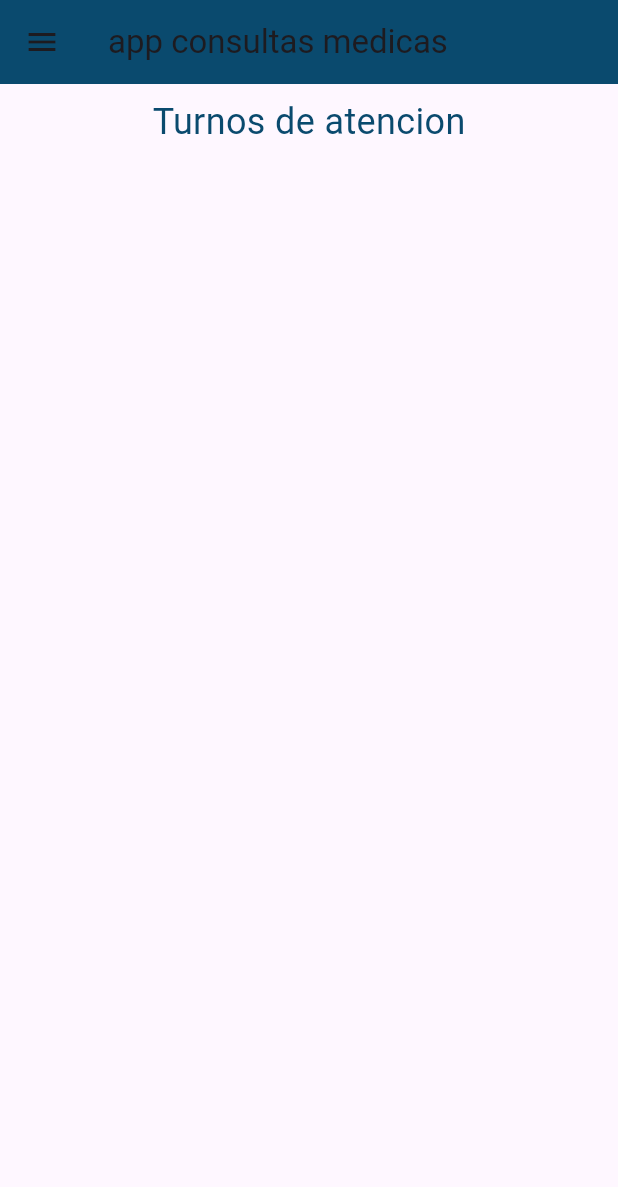
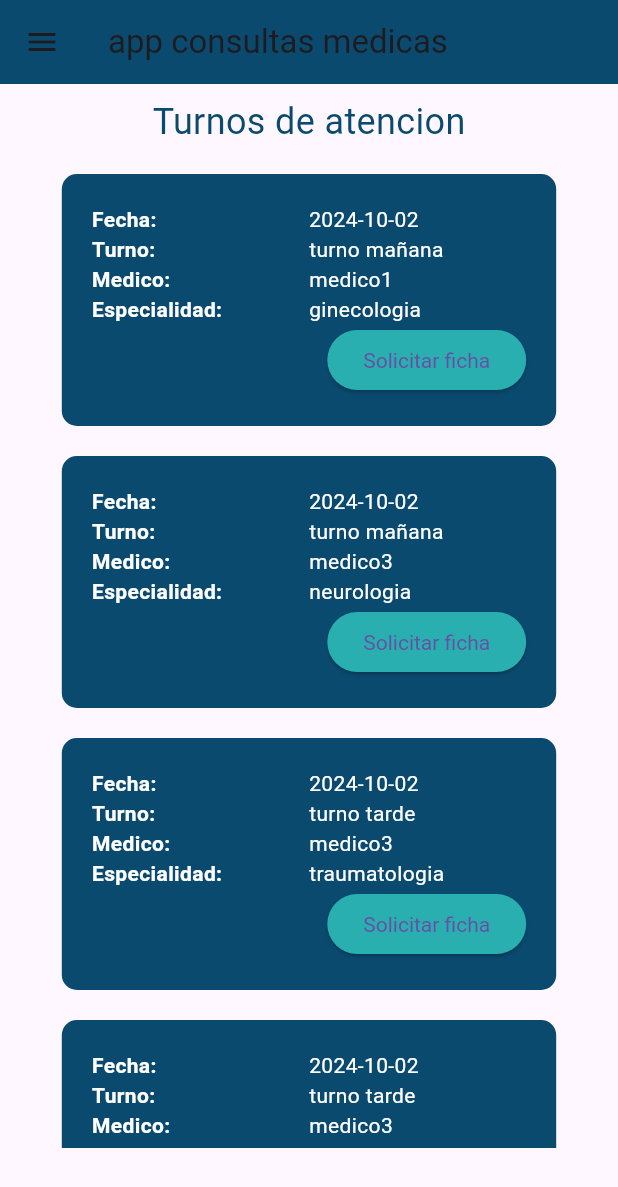
Before and after one commit to proyecto-grado-app-centro-salud/pgm-app-centro-salud-mobile, a Flutter app: the GestionFichasMedicas screen opened directly, after a tap on "Registrar ficha medica", on a phone screen of 412 x 824 dp. Shown: the top 1187 px of the screen. Run offline on Flutter 3.47's test engine with Material 3 defaults, Android fonts, the phone set to English and light mode, and no system bars; our stand-ins replace flutter_dotenv, flutter_localization, flutter_svg, shared_preferences; missing offline and left inert: art_sweetalert; accounts and stored records are empty; network calls fail.

Commit message:
[Add] agregando vista getion de historias clinicas

```diff
--- a/lib/pages/registrar_ficha_medica.dart
+++ b/lib/pages/registrar_ficha_medica.dart
@@ -21,32 +21,16 @@ class _RegistrarFichaMedicaState extends State<RegistrarFichaMedica> {
   void initState() {
     // TODO: implement initState
     super.initState();
-    obtenerTurnosAtencion();
-
+    //obtenerTurnosAtencion();
   }
 
-  /*List turnosAtencionMedica = [
-    [1, "A12", "turno mañana", "medico1", "ginecologia"],
-    [2, "A15", "turno mañana", "medico3", "neurologia"],
-    [3, "B12", "turno tarde", "medico3", "traumatologia"],
-    [3, "B12", "turno tarde", "medico3", "traumatologia"],
-    [3, "B12", "turno tarde", "medico3", "traumatologia"],
-    [3, "B12", "turno tarde", "medico3", "traumatologia"],
-    [3, "B12", "turno tarde", "medico3", "traumatologia"],
-    [3, "B12", "turno tarde", "medico3", "traumatologia"],
-    [3, "B12", "turno tarde", "medico3", "traumatologia"],
-    [3, "B12", "turno tarde", "medico3", "traumatologia"],
-    [3, "B12", "turno tarde", "medico3", "traumatologia"],
-    [3, "B12", "turno tarde", "medico3", "traumatologia"],
-    [3, "B12", "turno tarde", "medico3", "traumatologia"],
-    [3, "B12", "turno tarde", "medico3", "traumatologia"],
-    [3, "B12", "turno tarde", "medico3", "traumatologia"],
-    [3, "B12", "turno tarde", "medico3", "traumatologia"],
-    [3, "B12", "turno tarde", "medico3", "traumatologia"],
-    [3, "B12", "turno tarde", "medico3", "traumatologia"],
-    [3, "B12", "turno tarde", "medico3", "traumatologia"]
-  ];*/
-  List turnosAtencionMedica =[];
+  List turnosAtencionMedica = [
+    [1, "A12", "turno mañana", "medico1", "ginecologia", "2024-10-02"],
+    [2, "A15", "turno mañana", "medico3", "neurologia", "2024-10-02"],
+    [3, "B12", "turno tarde", "medico3", "traumatologia", "2024-10-02"],
+    [3, "B12", "turno tarde", "medico3", "traumatologia", "2024-10-02"],
+    [3, "B12", "turno tarde", "medico3", "traumatologia", "2024-10-02"],
+  ];
   @override
   Widget build(BuildContext context) {
     return Scaffold(
@@ -190,23 +174,22 @@ class _RegistrarFichaMedicaState extends State<RegistrarFichaMedica> {
         var turnosAtencionMedicaPeticion = (json.decode(response.body));
         turnosAtencionMedica = turnosAtencionMedicaPeticion;
       });
-
     });
   }
 
   void registrarFichaMedica(int idTurnoAtencion) {
     int idPaciente = 1;
-    String email="mariafernanda82917483@gmail.com";
-    http.post(
+    String email = "mariafernanda82917483@gmail.com";
+    http
+        .post(
             Uri.http(dotenv.env["API_URL"]!,
                 "/api/microservicio-fichas-medicas/fichas-medicas"),
             headers: <String, String>{
               'Content-Type': 'application/json; charset=UTF-8',
             },
-        body: jsonEncode({
-          "idTurnoAtencionMedica":idTurnoAtencion,
-          "email":email
-        })).then((response) async {
+            body: jsonEncode(
+                {"idTurnoAtencionMedica": idTurnoAtencion, "email": email}))
+        .then((response) async {
       if (response.statusCode == 200) {
         ArtSweetAlert.show(
             context: context,
--- a/lib/widgets/new-drawer.dart
+++ b/lib/widgets/new-drawer.dart
@@ -3,10 +3,13 @@ import 'package:flutter/material.dart';
 import 'package:proyecto_grado_flutter/pages/attention_schedules.dart';
 import 'package:proyecto_grado_flutter/pages/doctor_team.dart';
 import 'package:proyecto_grado_flutter/pages/gestion_fichas_medicas.dart';
+import 'package:proyecto_grado_flutter/pages/gestion_historias_clinicas.dart';
 import 'package:proyecto_grado_flutter/pages/home_page.dart';
 import 'package:proyecto_grado_flutter/pages/login.dart';
-import 'package:proyecto_grado_flutter/pages/medical_recort_managment.dart';
+import 'package:proyecto_grado_flutter/pages/menu.dart';
 import 'package:proyecto_grado_flutter/pages/my_profile.dart';
+import 'package:proyecto_grado_flutter/pages/recuperar_contrasenia.dart';
+import 'package:proyecto_grado_flutter/pages/registrar_ficha_medica.dart';
 import 'package:proyecto_grado_flutter/pages/specialities.dart';
 import 'package:proyecto_grado_flutter/util/colores.dart';
 import 'package:proyecto_grado_flutter/util/transiciones.dart';
@@ -119,6 +122,75 @@ class _NavDrawerState extends State<NavDrawer> {
                   context, FadeRoute(page: const AttentionSchedule()))
             },
           ),
+          ListTile(
+            leading: Icon(Icons.account_circle_outlined),
+            title: Text('Mi perfil'),
+            onTap: () => {
+              Navigator.pop(context),
+              Navigator.push(context, FadeRoute(page: const MyProfile()))
+            },
+          ),
+          ListTile(
+            leading: Icon(Icons.book),
+            title: Text('Gestion de fichas medicas'),
+            onTap: () => {
+              Navigator.pop(context),
+              Navigator.push(
+                  context, FadeRoute(page: const GestionFichasMedicas()))
+            },
+          ),
+          ListTile(
+            leading: Icon(Icons.login),
+            title: Text('Iniciar sesion'),
+            onTap: () => {
+              Navigator.pop(context),
+              Navigator.push(context, FadeRoute(page: const Login()))
+            },
+          ),
+          ListTile(
+            leading: Icon(Icons.login),
+            title: Text('Menu'),
+            onTap: () => {
+              Navigator.pop(context),
+              Navigator.push(context, FadeRoute(page: const Menu()))
+            },
+          ),
+          ListTile(
+            leading: Icon(Icons.login),
+            title: Text('Mi perfil'),
+            onTap: () => {
+              Navigator.pop(context),
+              Navigator.push(context, FadeRoute(page: const MyProfile()))
+            },
+          ),
+          ListTile(
+            leading: Icon(Icons.login),
+            title: Text('Recuperar contraseña'),
+            onTap: () => {
+              Navigator.pop(context),
+              Navigator.push(
+                  context, FadeRoute(page: const RecuperarContrasenia()))
+            },
+          ),
+          ListTile(
+            leading: Icon(Icons.login),
+            title: Text('Registrar ficha medica'),
+            onTap: () => {
+              Navigator.pop(context),
+              Navigator.push(
+                  context, FadeRoute(page: const RegistrarFichaMedica()))
+            },
+          ),
+          ListTile(
+            leading: Icon(Icons.login),
+            title: Text('Gestion de historias clinicas'),
+            onTap: () => {
+              Navigator.pop(context),
+              Navigator.push(context,
+                  FadeRoute(page: const GestionHistoriasClinicasView()))
+            },
+          ),
+
           /*ListTile(
             leading: Icon(Icons.book),
             title: Text('Gestion de fichas medicas'),
--- a/pubspec.yaml
+++ b/pubspec.yaml
@@ -63,6 +63,7 @@ dependencies:
   pusher_client_fixed: ^0.0.1
   permission_handler: ^11.0.1
   art_sweetalert: ^0.0.5
+  flutter_svg: ^2.0.10+1
 
 dev_dependencies:
   flutter_test:
@@ -89,6 +90,7 @@ flutter:
   # To add assets to your application, add an assets section, like this:
   assets:
     - assets/
+    - assets/iconos/
     - .env
   #   - images/a_dot_ham.jpeg
 
```
Also changed, not shown: lib/pages/gestion_historias_clinicas.dart (added, +113 -0 lines), lib/pages/medical_recort_managment.dart (deleted, +0 -15 lines), lib/widgets/widgets-formato.dart (+53 -0 lines), todo.txt (added, +26 -0 lines), assets/gestion-historias-clinicas.png (added), assets/iconos/adelante.svg (added), assets/iconos/editar.svg (added), pubspec.lock. Lines whose indentation alone changed are shown as unchanged.
